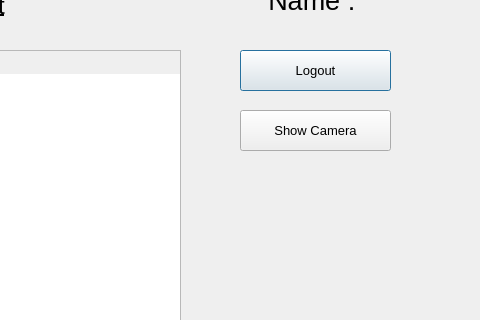
Qt form src/nurseHomePage.ui (LocNgoXuan23/sleeping_posture_recognition_gui) before a commit; both pictures show x 390 to 870 and y 160 to 480 of the 870 by 612 pixel window.
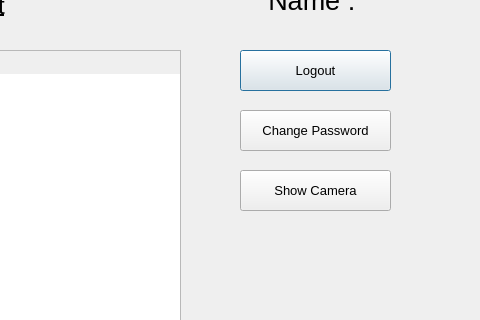
The same form after that commit.

```diff
--- a/src/nurseHomePage.ui
+++ b/src/nurseHomePage.ui
@@ -125,7 +125,7 @@
    <property name="geometry">
     <rect>
      <x>630</x>
-     <y>270</y>
+     <y>330</y>
      <width>151</width>
      <height>41</height>
     </rect>
@@ -139,6 +139,24 @@
     <string>Show Camera</string>
    </property>
   </widget>
+  <widget class="QPushButton" name="changePasswordBtn">
+   <property name="geometry">
+    <rect>
+     <x>630</x>
+     <y>270</y>
+     <width>151</width>
+     <height>41</height>
+    </rect>
+   </property>
+   <property name="font">
+    <font>
+     <pointsize>10</pointsize>
+    </font>
+   </property>
+   <property name="text">
+    <string>Change Password</string>
+   </property>
+  </widget>
  </widget>
  <resources/>
  <connections/>
```
